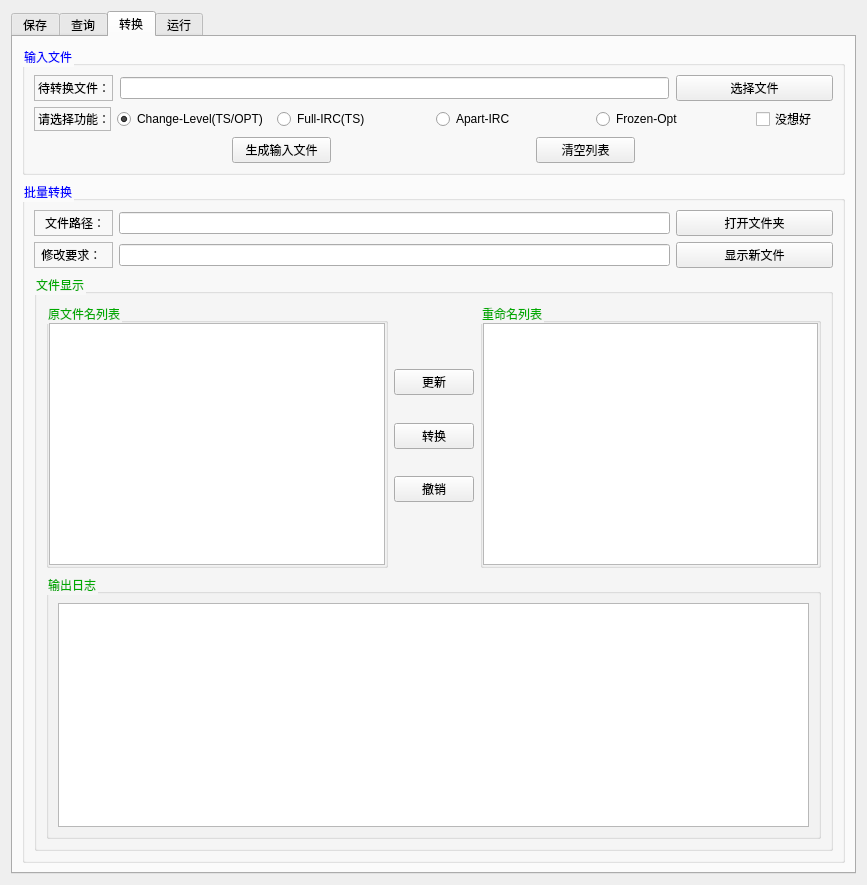
First picture: the form in Quantum/Demo/ui_quatum.ui, repository LeoJiaGeng/JiaGengXiong-Python-Files, before the edit.
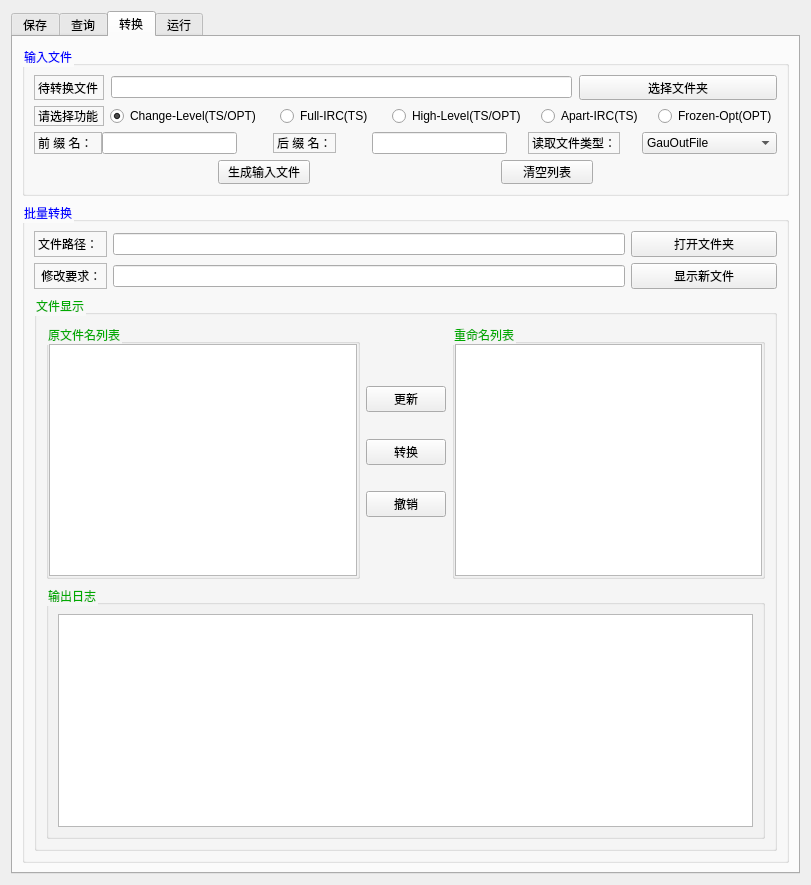
Second picture: the form after the edit. The open tabs and pages were chosen to show the change. Icons and pictures are not drawn.

Commit message: 时间：2024.5.23 内容：1、更新文件模板

Patch:
```diff
--- a/Quantum/Demo/ui_quatum.ui
+++ b/Quantum/Demo/ui_quatum.ui
@@ -6,7 +6,7 @@
    <rect>
     <x>0</x>
     <y>0</y>
-    <width>867</width>
+    <width>811</width>
     <height>885</height>
    </rect>
   </property>
@@ -799,9 +799,9 @@
          <property name="title">
           <string>输入文件</string>
          </property>
-         <layout class="QVBoxLayout" name="verticalLayout_7" stretch="0,0,0">
+         <layout class="QVBoxLayout" name="verticalLayout_7">
           <item>
-           <layout class="QHBoxLayout" name="horizontalLayout_7" stretch="1,7,2">
+           <layout class="QHBoxLayout" name="horizontalLayout_7" stretch="1,7,3">
             <property name="spacing">
              <number>7</number>
             </property>
@@ -815,7 +815,7 @@
              <widget class="QLabel" name="label_5">
               <property name="minimumSize">
                <size>
-                <width>60</width>
+                <width>70</width>
                 <height>20</height>
                </size>
               </property>
@@ -836,7 +836,7 @@
             <item>
              <widget class="QPushButton" name="btn_sel_file">
               <property name="text">
-               <string>选择文件</string>
+               <string>选择文件夹</string>
               </property>
               <property name="icon">
                <iconset resource="Resource/ico.qrc">
@@ -883,7 +883,7 @@
               <number>0</number>
              </property>
              <item>
-              <layout class="QHBoxLayout" name="horizontalLayout_9" stretch="1,2,2,2,2,1">
+              <layout class="QHBoxLayout" name="horizontalLayout_9" stretch="1,2,2,2,2,2">
                <property name="bottomMargin">
                 <number>0</number>
                </property>
@@ -891,7 +891,7 @@
                 <widget class="QLabel" name="label_11">
                  <property name="minimumSize">
                   <size>
-                   <width>60</width>
+                   <width>70</width>
                    <height>20</height>
                   </size>
                  </property>
@@ -906,7 +906,7 @@
                  </property>
                 </widget>
                </item>
-               <item>
+               <item alignment="Qt::AlignHCenter">
                 <widget class="QRadioButton" name="radbtn_chalevel">
                  <property name="minimumSize">
                   <size>
@@ -914,6 +914,18 @@
                    <height>20</height>
                   </size>
                  </property>
+                 <property name="accessibleName">
+                  <string/>
+                 </property>
+                 <property name="accessibleDescription">
+                  <string/>
+                 </property>
+                 <property name="layoutDirection">
+                  <enum>Qt::LeftToRight</enum>
+                 </property>
+                 <property name="autoFillBackground">
+                  <bool>false</bool>
+                 </property>
                  <property name="text">
                   <string>Change-Level(TS/OPT)</string>
                  </property>
@@ -922,7 +934,7 @@
                  </property>
                 </widget>
                </item>
-               <item>
+               <item alignment="Qt::AlignHCenter">
                 <widget class="QRadioButton" name="radbtn_fullirc">
                  <property name="minimumSize">
                   <size>
@@ -930,12 +942,43 @@
                    <height>20</height>
                   </size>
                  </property>
+                 <property name="accessibleName">
+                  <string/>
+                 </property>
+                 <property name="accessibleDescription">
+                  <string comment="自动检测TS和OPT" extracomment="自动检测TS和OPT"/>
+                 </property>
+                 <property name="layoutDirection">
+                  <enum>Qt::LeftToRight</enum>
+                 </property>
+                 <property name="autoFillBackground">
+                  <bool>false</bool>
+                 </property>
                  <property name="text">
                   <string>Full-IRC(TS)</string>
                  </property>
                 </widget>
                </item>
-               <item>
+               <item alignment="Qt::AlignHCenter">
+                <widget class="QRadioButton" name="radbtn_highsp">
+                 <property name="accessibleName">
+                  <string/>
+                 </property>
+                 <property name="accessibleDescription">
+                  <string comment="自动检测TS和OPT" extracomment="自动检测TS和OPT"/>
+                 </property>
+                 <property name="layoutDirection">
+                  <enum>Qt::LeftToRight</enum>
+                 </property>
+                 <property name="autoFillBackground">
+                  <bool>false</bool>
+                 </property>
+                 <property name="text">
+                  <string>High-Level(TS/OPT)</string>
+                 </property>
+                </widget>
+               </item>
+               <item alignment="Qt::AlignHCenter">
                 <widget class="QRadioButton" name="radbtn_apartirc">
                  <property name="minimumSize">
                   <size>
@@ -943,12 +986,24 @@
                    <height>20</height>
                   </size>
                  </property>
+                 <property name="accessibleName">
+                  <string/>
+                 </property>
+                 <property name="accessibleDescription">
+                  <string comment="自动检测TS和OPT" extracomment="自动检测TS和OPT"/>
+                 </property>
+                 <property name="layoutDirection">
+                  <enum>Qt::LeftToRight</enum>
+                 </property>
+                 <property name="autoFillBackground">
+                  <bool>false</bool>
+                 </property>
                  <property name="text">
-                  <string>Apart-IRC</string>
+                  <string>Apart-IRC(TS)</string>
                  </property>
                 </widget>
                </item>
-               <item>
+               <item alignment="Qt::AlignHCenter">
                 <widget class="QRadioButton" name="radbtn_frozopt">
                  <property name="minimumSize">
                   <size>
@@ -956,15 +1011,20 @@
                    <height>20</height>
                   </size>
                  </property>
-                 <property name="text">
-                  <string>Frozen-Opt</string>
+                 <property name="accessibleName">
+                  <string/>
                  </property>
-                </widget>
-               </item>
-               <item>
-                <widget class="QCheckBox" name="checkBox">
+                 <property name="accessibleDescription">
+                  <string comment="自动检测TS和OPT" extracomment="自动检测TS和OPT"/>
+                 </property>
+                 <property name="layoutDirection">
+                  <enum>Qt::LeftToRight</enum>
+                 </property>
+                 <property name="autoFillBackground">
+                  <bool>false</bool>
+                 </property>
                  <property name="text">
-                  <string>没想好</string>
+                  <string>Frozen-Opt(OPT)</string>
                  </property>
                 </widget>
                </item>
@@ -973,6 +1033,87 @@
             </layout>
            </widget>
           </item>
+          <item>
+           <layout class="QHBoxLayout" name="horizontalLayout_21" stretch="1,2,2,2,2,2">
+            <property name="spacing">
+             <number>0</number>
+            </property>
+            <property name="sizeConstraint">
+             <enum>QLayout::SetDefaultConstraint</enum>
+            </property>
+            <item>
+             <widget class="QLabel" name="label_15">
+              <property name="frameShape">
+               <enum>QFrame::StyledPanel</enum>
+              </property>
+              <property name="frameShadow">
+               <enum>QFrame::Sunken</enum>
+              </property>
+              <property name="text">
+               <string>前 缀 名：</string>
+              </property>
+             </widget>
+            </item>
+            <item>
+             <widget class="QLineEdit" name="edit_trans_pre"/>
+            </item>
+            <item alignment="Qt::AlignHCenter|Qt::AlignVCenter">
+             <widget class="QLabel" name="label_16">
+              <property name="minimumSize">
+               <size>
+                <width>20</width>
+                <height>20</height>
+               </size>
+              </property>
+              <property name="frameShape">
+               <enum>QFrame::StyledPanel</enum>
+              </property>
+              <property name="frameShadow">
+               <enum>QFrame::Sunken</enum>
+              </property>
+              <property name="text">
+               <string>后 缀 名：</string>
+              </property>
+             </widget>
+            </item>
+            <item>
+             <widget class="QLineEdit" name="edit_trans_suf"/>
+            </item>
+            <item alignment="Qt::AlignHCenter">
+             <widget class="QLabel" name="label_17">
+              <property name="frameShape">
+               <enum>QFrame::StyledPanel</enum>
+              </property>
+              <property name="frameShadow">
+               <enum>QFrame::Sunken</enum>
+              </property>
+              <property name="text">
+               <string>读取文件类型：</string>
+              </property>
+             </widget>
+            </item>
+            <item>
+             <widget class="QComboBox" name="combo_trans_read_type">
+              <property name="minimumSize">
+               <size>
+                <width>80</width>
+                <height>0</height>
+               </size>
+              </property>
+              <item>
+               <property name="text">
+                <string>GauOutFile</string>
+               </property>
+              </item>
+              <item>
+               <property name="text">
+                <string>GauInFile</string>
+               </property>
+              </item>
+             </widget>
+            </item>
+           </layout>
+          </item>
           <item>
            <layout class="QHBoxLayout" name="horizontalLayout_8" stretch="2,1,2,1,2">
             <item>
@@ -1059,6 +1200,12 @@
               <property name="enabled">
                <bool>true</bool>
               </property>
+              <property name="minimumSize">
+               <size>
+                <width>0</width>
+                <height>23</height>
+               </size>
+              </property>
               <property name="frameShape">
                <enum>QFrame::StyledPanel</enum>
               </property>
@@ -1066,10 +1213,7 @@
                <enum>QFrame::Sunken</enum>
               </property>
               <property name="text">
-               <string> 文件路径：</string>
-              </property>
-              <property name="alignment">
-               <set>Qt::AlignCenter</set>
+               <string>文件路径：</string>
               </property>
              </widget>
             </item>
```
Left out of the diff: 4 changed lines with no effect on the pictures. The commit also changes 6 other files.
